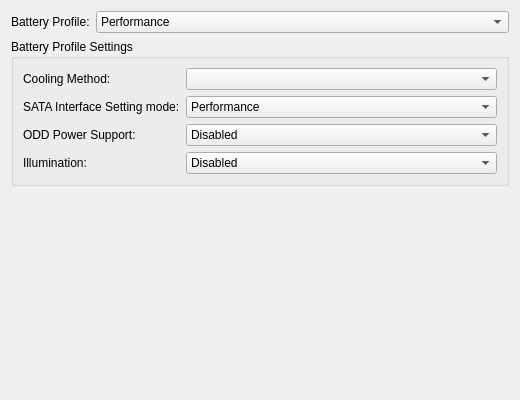
Old version of the form kcm/powersave.ui in the repository jfmcarreira/ktoshiba.
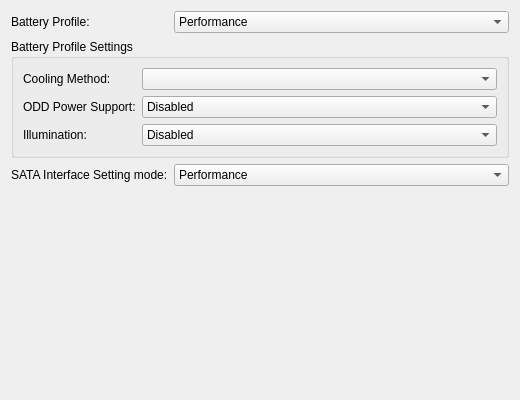
New version of the form.

```diff
--- a/kcm/powersave.ui
+++ b/kcm/powersave.ui
@@ -85,40 +85,13 @@
        </widget>
       </item>
       <item row="1" column="0">
-       <widget class="QLabel" name="sata_iface_label">
-        <property name="text">
-         <string>SATA Interface Setting mode:</string>
-        </property>
-       </widget>
-      </item>
-      <item row="1" column="1">
-       <widget class="QComboBox" name="sata_iface_combobox">
-        <property name="toolTip">
-         <string>Changes the SATA interface setting mode.</string>
-        </property>
-        <property name="whatsThis">
-         <string>Changes the SATA interface setting mode.</string>
-        </property>
-        <item>
-         <property name="text">
-          <string>Performance</string>
-         </property>
-        </item>
-        <item>
-         <property name="text">
-          <string>Battery Life</string>
-         </property>
-        </item>
-       </widget>
-      </item>
-      <item row="2" column="0">
        <widget class="QLabel" name="odd_power_label">
         <property name="text">
          <string>ODD Power Support:</string>
         </property>
        </widget>
       </item>
-      <item row="2" column="1">
+      <item row="1" column="1">
        <widget class="QComboBox" name="odd_power_combobox">
         <property name="toolTip">
          <string>Changes the ODD power setting.</string>
@@ -138,14 +111,14 @@
         </item>
        </widget>
       </item>
-      <item row="3" column="0">
+      <item row="2" column="0">
        <widget class="QLabel" name="illumination_label">
         <property name="text">
          <string>Illumination:</string>
         </property>
        </widget>
       </item>
-      <item row="3" column="1">
+      <item row="2" column="1">
        <widget class="QComboBox" name="illumination_combobox">
         <property name="toolTip">
          <string>Changes the laptop Illumination.</string>
@@ -168,6 +141,33 @@
      </layout>
     </widget>
    </item>
+   <item row="2" column="0">
+    <widget class="QLabel" name="sata_iface_label">
+     <property name="text">
+      <string>SATA Interface Setting mode:</string>
+     </property>
+    </widget>
+   </item>
+   <item row="2" column="1">
+    <widget class="QComboBox" name="sata_iface_combobox">
+     <property name="toolTip">
+      <string>Changes the SATA interface setting mode.</string>
+     </property>
+     <property name="whatsThis">
+      <string>Changes the SATA interface setting mode.</string>
+     </property>
+     <item>
+      <property name="text">
+       <string>Performance</string>
+      </property>
+     </item>
+     <item>
+      <property name="text">
+       <string>Battery Life</string>
+      </property>
+     </item>
+    </widget>
+   </item>
   </layout>
  </widget>
  <resources/>
```
